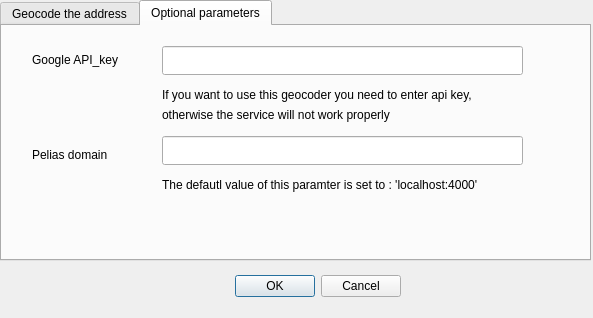
Before: the Qt Designer form geocoding_dialog_base.ui in w0jtis/QgisGeocode, drawn with Qt 5.
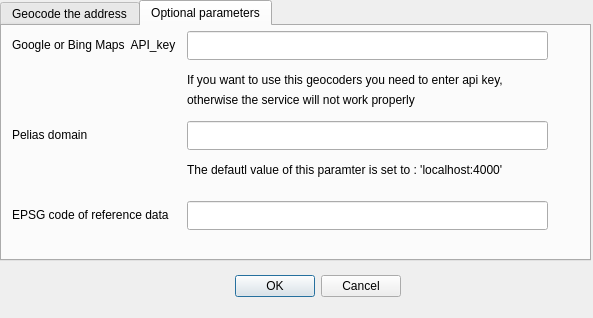
After: the same form once the commit is applied. The open tabs and pages were chosen to show the change.

Patch:
```diff
--- a/geocoding_dialog_base.ui
+++ b/geocoding_dialog_base.ui
@@ -122,8 +122,8 @@
     <widget class="QLineEdit" name="google_api">
      <property name="geometry">
       <rect>
-       <x>160</x>
-       <y>20</y>
+       <x>185</x>
+       <y>5</y>
        <width>361</width>
        <height>29</height>
       </rect>
@@ -138,8 +138,8 @@
     <widget class="QLineEdit" name="pelias_domain">
      <property name="geometry">
       <rect>
-       <x>160</x>
-       <y>110</y>
+       <x>185</x>
+       <y>95</y>
        <width>361</width>
        <height>29</height>
       </rect>
@@ -151,21 +151,21 @@
     <widget class="QLabel" name="label_3">
      <property name="geometry">
       <rect>
-       <x>30</x>
-       <y>25</y>
-       <width>101</width>
+       <x>10</x>
+       <y>10</y>
+       <width>171</width>
        <height>17</height>
       </rect>
      </property>
      <property name="text">
-      <string>Google API_key</string>
+      <string>Google or Bing Maps  API_key</string>
      </property>
     </widget>
     <widget class="QLabel" name="label_5">
      <property name="geometry">
       <rect>
-       <x>30</x>
-       <y>120</y>
+       <x>10</x>
+       <y>100</y>
        <width>101</width>
        <height>17</height>
       </rect>
@@ -177,21 +177,21 @@
     <widget class="QLabel" name="label_6">
      <property name="geometry">
       <rect>
-       <x>160</x>
-       <y>60</y>
+       <x>185</x>
+       <y>45</y>
        <width>361</width>
        <height>17</height>
       </rect>
      </property>
      <property name="text">
-      <string>If you want to use this geocoder you need to enter api key,</string>
+      <string>If you want to use this geocoders you need to enter api key,</string>
      </property>
     </widget>
     <widget class="QLabel" name="label_7">
      <property name="geometry">
       <rect>
-       <x>160</x>
-       <y>80</y>
+       <x>185</x>
+       <y>65</y>
        <width>361</width>
        <height>17</height>
       </rect>
@@ -203,9 +203,9 @@
     <widget class="QLabel" name="label_8">
      <property name="geometry">
       <rect>
-       <x>160</x>
-       <y>150</y>
-       <width>351</width>
+       <x>185</x>
+       <y>135</y>
+       <width>361</width>
        <height>17</height>
       </rect>
      </property>
@@ -213,6 +213,32 @@
       <string>The defautl value of this paramter is set to : 'localhost:4000'</string>
      </property>
     </widget>
+    <widget class="QLabel" name="label_9">
+     <property name="geometry">
+      <rect>
+       <x>10</x>
+       <y>180</y>
+       <width>161</width>
+       <height>17</height>
+      </rect>
+     </property>
+     <property name="text">
+      <string>EPSG code of reference data</string>
+     </property>
+    </widget>
+    <widget class="QLineEdit" name="epsg_data">
+     <property name="geometry">
+      <rect>
+       <x>185</x>
+       <y>175</y>
+       <width>361</width>
+       <height>29</height>
+      </rect>
+     </property>
+     <property name="text">
+      <string/>
+     </property>
+    </widget>
    </widget>
   </widget>
  </widget>
```
Left out of the diff: 2 changed lines with no effect on the pictures.
